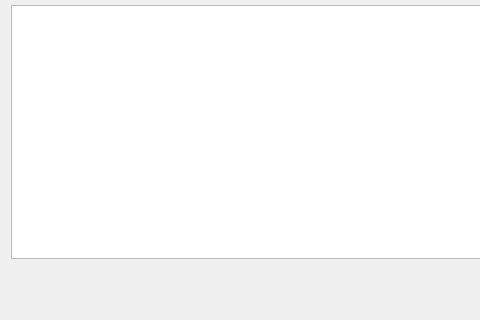
This is dbustest/dbustest.ui in eespdg/dbusdemo as Qt 5 draws it before an edit; both pictures show x 0 to 480 and y 474 to 794 of the 689 by 794 pixel window. The edited form follows.
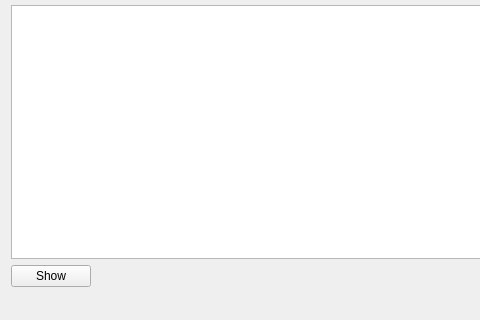
This is the edited form.

The edit to the form file:
```diff
--- a/dbustest/dbustest.ui
+++ b/dbustest/dbustest.ui
@@ -382,6 +382,13 @@
     </item>
     <item>
      <layout class="QHBoxLayout" name="horizontalLayout_5">
+      <item>
+       <widget class="QPushButton" name="btnShow">
+        <property name="text">
+         <string>Show</string>
+        </property>
+       </widget>
+      </item>
       <item>
        <spacer name="horizontalSpacer_5">
         <property name="orientation">
```
